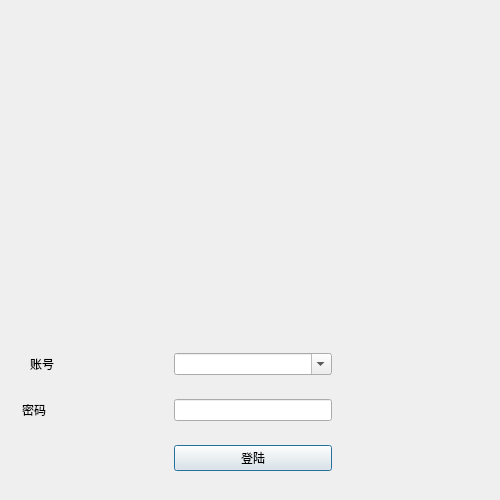
Above: Calculator/dialog.ui from 0wriken/Qt-study-note before the change. Below: the same form after it.
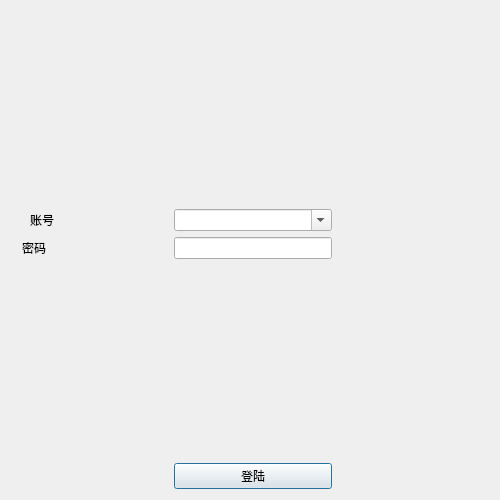
That is the form after the change. Icons and pictures are not drawn.

Patch:
```diff
--- a/Calculator/dialog.ui
+++ b/Calculator/dialog.ui
@@ -78,7 +78,7 @@
      </property>
     </spacer>
    </item>
-   <item row="3" column="1">
+   <item row="4" column="1">
     <widget class="QPushButton" name="sign_in">
      <property name="enabled">
       <bool>true</bool>
@@ -151,6 +151,13 @@
      </property>
     </spacer>
    </item>
+   <item row="3" column="1">
+    <widget class="QLabel" name="message_label">
+     <property name="text">
+      <string/>
+     </property>
+    </widget>
+   </item>
   </layout>
  </widget>
  <resources/>
```
